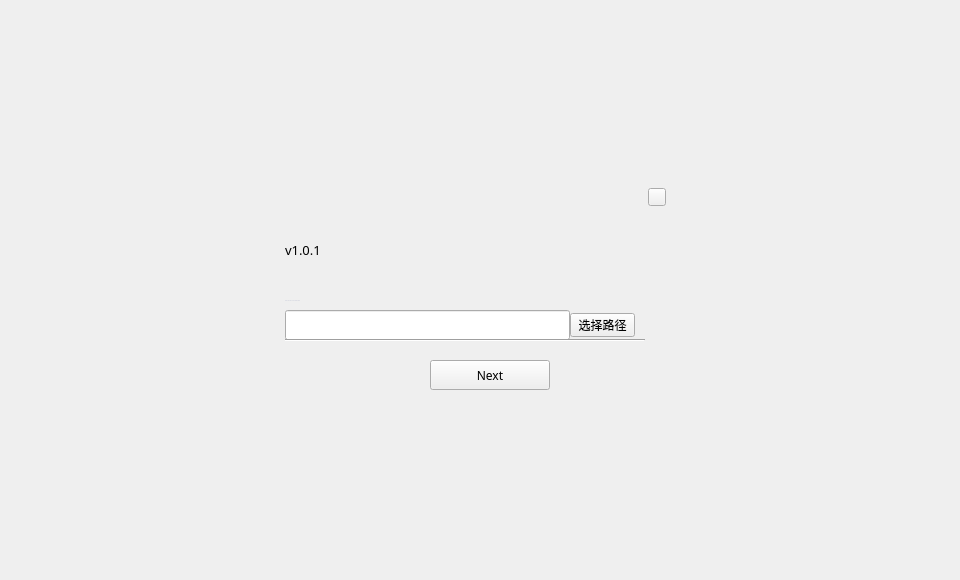
First picture: the form in selectwalletpathwidget.ui, repository HcashOrg/hx-indicator, before the edit.
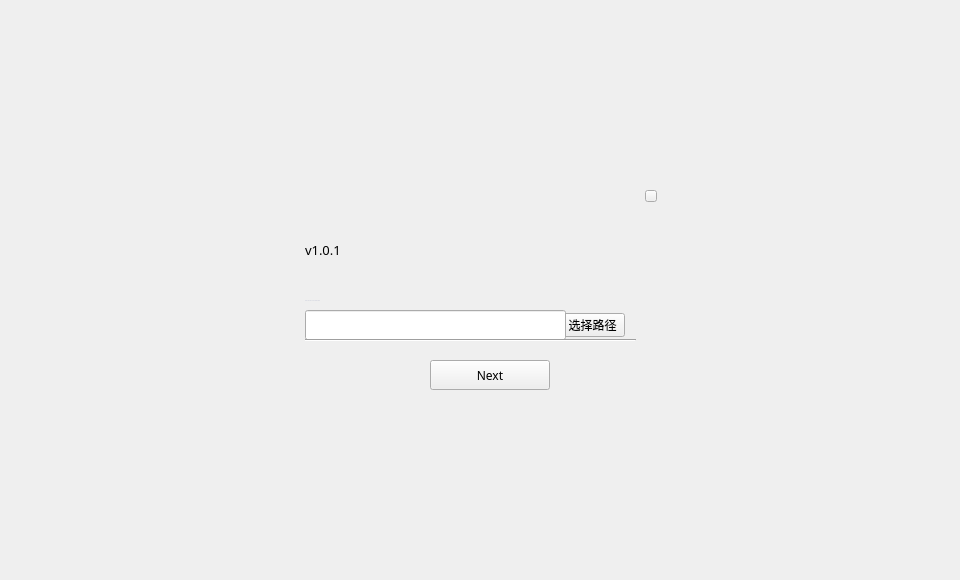
Second picture: the form after the edit.

```diff
--- a/selectwalletpathwidget.ui
+++ b/selectwalletpathwidget.ui
@@ -21,7 +21,7 @@
   <widget class="QToolButton" name="pathBtn">
    <property name="geometry">
     <rect>
-     <x>570</x>
+     <x>560</x>
      <y>313</y>
      <width>65</width>
      <height>24</height>
@@ -45,9 +45,9 @@
   <widget class="QLineEdit" name="pathLineEdit">
    <property name="geometry">
     <rect>
-     <x>285</x>
+     <x>305</x>
      <y>310</y>
-     <width>285</width>
+     <width>261</width>
      <height>30</height>
     </rect>
    </property>
@@ -66,7 +66,7 @@
   <widget class="QLabel" name="label">
    <property name="geometry">
     <rect>
-     <x>285</x>
+     <x>305</x>
      <y>290</y>
      <width>220</width>
      <height>20</height>
@@ -95,10 +95,10 @@
   <widget class="QToolButton" name="closeBtn">
    <property name="geometry">
     <rect>
-     <x>648</x>
-     <y>188</y>
-     <width>18</width>
-     <height>18</height>
+     <x>645</x>
+     <y>190</y>
+     <width>12</width>
+     <height>12</height>
     </rect>
    </property>
    <property name="cursor">
@@ -136,9 +136,9 @@
   <widget class="QLabel" name="welcome_label">
    <property name="geometry">
     <rect>
-     <x>285</x>
+     <x>305</x>
      <y>190</y>
-     <width>121</width>
+     <width>100</width>
      <height>45</height>
     </rect>
    </property>
@@ -158,7 +158,7 @@
   <widget class="QLabel" name="label_version">
    <property name="geometry">
     <rect>
-     <x>285</x>
+     <x>305</x>
      <y>240</y>
      <width>80</width>
      <height>20</height>
@@ -176,9 +176,9 @@
   <widget class="Line" name="line">
    <property name="geometry">
     <rect>
-     <x>285</x>
+     <x>305</x>
      <y>332</y>
-     <width>360</width>
+     <width>331</width>
      <height>16</height>
     </rect>
    </property>
```
